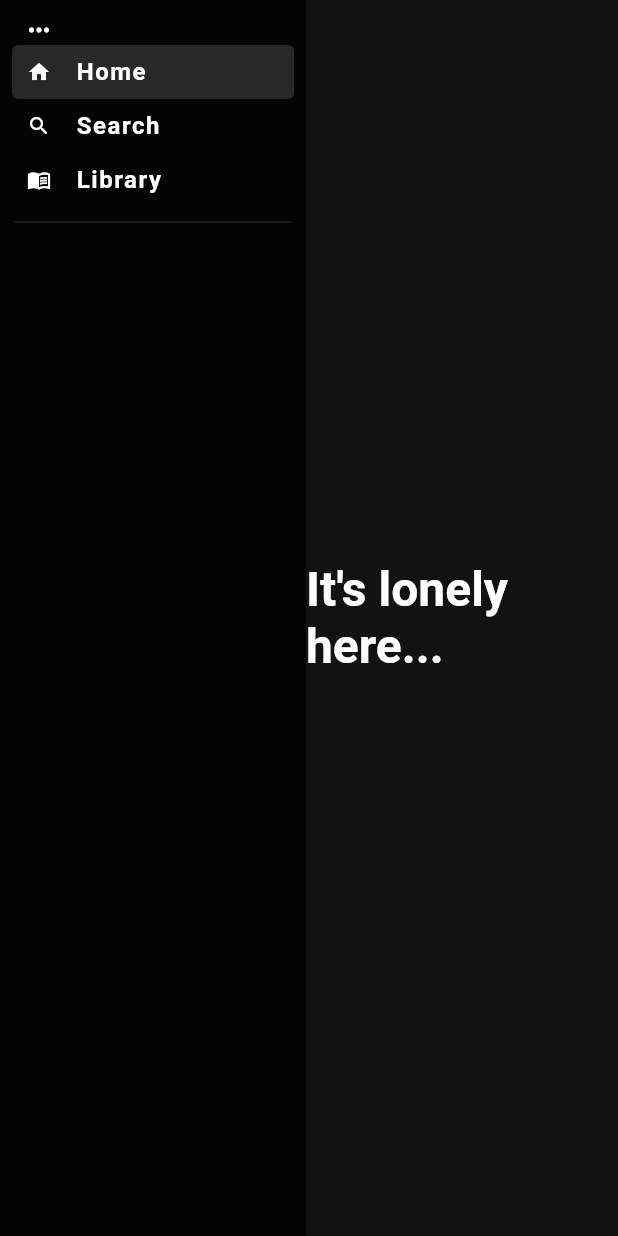
After one commit to UcGeorge/profound_god_library, a Flutter app: the Shell screen opened directly, on a phone screen of 412 x 824 dp. The commit adds this screen. Run offline on Flutter 3.47's test engine with Material 2 defaults, Android fonts, the phone set to English and light mode, and no system bars; our stand-ins replace animated_text_kit, connectivity_plus, font_awesome_flutter, shared_preferences; missing offline and left inert: bitsdojo_window; accounts and stored records are empty; Roboto replaces fonts that are missing (Montserrat); project files that could hold a hidden picture were left out.

Commit message:
A working skeleton

```diff
--- a/lib/Models/LocalStorage.dart
+++ b/lib/Models/LocalStorage.dart
@@ -1,6 +1,8 @@
 import 'dart:convert';
 import 'dart:io';
 import 'package:flutter/cupertino.dart';
+
+import 'Readable.dart';
 
 class LocalStorage extends ChangeNotifier {
   Directory? root;
@@ -25,7 +27,15 @@ class LocalStorage extends ChangeNotifier {
       if (!await dataFile!.exists()) {
         print("Creating data file");
         await dataFile!.create(recursive: true);
-        await dataFile!.writeAsString('{}');
+        await dataFile!.writeAsString(r'''
+          {
+            "Recent searches": [],
+            "Recents": [],
+            "Library": {
+                "Novel": {},
+                "Manga": {}
+            }
+          }''');
       }
 
       String contents = await dataFile!.readAsString();
@@ -43,4 +53,60 @@ class LocalStorage extends ChangeNotifier {
       print(ex);
     }
   }
+
+  List<Readable> getRecentSearches() {
+    List<Readable> rS = [];
+    List<dynamic> recentSearches = stateData!["Recent searches"];
+
+    for (Map<String, dynamic> a in recentSearches) {
+      String name = a["name"];
+      String coverImage = a["coverImage"];
+      ReadableType readableType =
+          a["type"] == "Novel" ? ReadableType.Novel : ReadableType.Manga;
+      rS.add(Readable(name, coverImage, readableType));
+    }
+    print("Returning $rS");
+    return rS;
+  }
+
+  List<Readable> getRecents() {
+    List<Readable> rS = [];
+    List<dynamic> recents = stateData!["Recents"];
+
+    for (Map<String, dynamic> a in recents) {
+      String name = a["name"];
+      String coverImage = a["coverImage"];
+      ReadableType readableType =
+          a["type"] == "Novel" ? ReadableType.Novel : ReadableType.Manga;
+      rS.add(Readable(name, coverImage, readableType));
+    }
+    print("Returning $rS");
+    return rS;
+  }
+
+  List<Readable> getShortcuts() {
+    List<Readable> rS = [];
+    Map<String, dynamic> mangaLibrary = stateData!["Library"]["Manga"];
+    Map<String, dynamic> novelLibrary = stateData!["Library"]["Novel"];
+
+    mangaLibrary.forEach((k, v) {
+      String name = k;
+      String coverImage = v["coverImage"];
+      ReadableType readableType =
+          v["type"] == "Novel" ? ReadableType.Novel : ReadableType.Manga;
+      rS.add(Readable(name, coverImage, readableType));
+    });
+
+    novelLibrary.forEach((k, v) {
+      String name = k;
+      String coverImage = v["coverImage"];
+      ReadableType readableType =
+          v["type"] == "Novel" ? ReadableType.Novel : ReadableType.Manga;
+      rS.add(Readable(name, coverImage, readableType));
+    });
+
+    rS.shuffle();
+    print("Returning $rS");
+    return rS;
+  }
 }
--- /dev/null
+++ b/lib/Models/Manga.dart
@@ -0,0 +1,10 @@
+import 'package:profoundgodlibrary/Models/Readable.dart';
+import 'Source.dart';
+
+class Manga extends Readable {
+  List<Chapter>? chapters;
+  Source? source;
+
+  Manga(String name, String coverPicture, {this.source, this.chapters})
+      : super(name, coverPicture, ReadableType.Manga);
+}
--- /dev/null
+++ b/lib/Models/Manganelo.dart
@@ -0,0 +1,6 @@
+import 'package:flutter/material.dart';
+import 'Manga.dart';
+
+class Manganelo extends ChangeNotifier {
+  List<Manga>? homepageManga;
+}
--- /dev/null
+++ b/lib/Models/Novel.dart
@@ -0,0 +1,10 @@
+import 'package:profoundgodlibrary/Models/Readable.dart';
+import 'package:profoundgodlibrary/Models/Source.dart';
+
+class Novel extends Readable {
+  List<Chapter>? chapters;
+  Source? source;
+
+  Novel(String name, String coverPicture, {this.source, this.chapters})
+      : super(name, coverPicture, ReadableType.Novel);
+}
--- /dev/null
+++ b/lib/Models/Readable.dart
@@ -0,0 +1,11 @@
+class Readable {
+  final String name;
+  String coverPicture;
+  ReadableType readableType;
+
+  Readable(this.name, this.coverPicture, this.readableType);
+}
+
+class Chapter {}
+
+enum ReadableType { Manga, Novel }
--- /dev/null
+++ b/lib/Models/SelectedMenu.dart
@@ -0,0 +1,10 @@
+import 'package:flutter/cupertino.dart';
+
+class SelectedMenu extends ChangeNotifier {
+  String selectedMenu = "Home";
+
+  select(String selection) {
+    selectedMenu = selection;
+    notifyListeners();
+  }
+}
--- /dev/null
+++ b/lib/Models/Source.dart
@@ -0,0 +1 @@
+enum Source { online, offline }
--- /dev/null
+++ b/lib/Views/HomeView.dart
@@ -0,0 +1,47 @@
+import 'package:flutter/material.dart';
+import 'package:profoundgodlibrary/Models/LocalStorage.dart';
+import 'package:profoundgodlibrary/Models/Readable.dart';
+import 'package:profoundgodlibrary/Models/WuxiaWorld.dart';
+import 'package:provider/provider.dart';
+
+class HomeView extends StatefulWidget {
+  const HomeView({Key? key}) : super(key: key);
+
+  @override
+  _HomeViewState createState() => _HomeViewState();
+}
+
+class _HomeViewState extends State<HomeView> {
+  List<Readable>? recents;
+  List<Readable>? recentSearches;
+  List<Readable>? shortcuts;
+
+  @override
+  void initState() {
+    super.initState();
+    recentSearches = context.read<LocalStorage>().getRecentSearches();
+    recents = context.read<LocalStorage>().getRecents();
+    shortcuts = context.read<LocalStorage>().getShortcuts();
+  }
+
+  @override
+  Widget build(BuildContext context) {
+    return recents!.isEmpty && recentSearches!.isEmpty && shortcuts!.isEmpty
+        ? Container(
+            child: Center(
+              child: Text(
+                "It's lonely here...",
+                style: Theme.of(context).textTheme.headline2,
+              ),
+            ),
+          )
+        : Container(
+            child: Center(
+              child: Text(
+                "There's some stuff here... apparently.\nRecents $recents\nRecent Searches $recentSearches\nShortcuts $shortcuts",
+                style: Theme.of(context).textTheme.headline2,
+              ),
+            ),
+          );
+  }
+}
--- /dev/null
+++ b/lib/Views/Shell.dart
@@ -0,0 +1,21 @@
+import 'package:flutter/material.dart';
+import 'package:profoundgodlibrary/Models/SelectedMenu.dart';
+import 'package:profoundgodlibrary/Widgets/MainPage.dart';
+import 'package:profoundgodlibrary/Widgets/SideBar.dart';
+import 'package:provider/src/provider.dart';
+
+import 'HomeView.dart';
+
+class Shell extends StatelessWidget {
+  @override
+  Widget build(BuildContext context) {
+    return Scaffold(
+      body: Row(
+        children: [
+          SideBar(),
+          Expanded(child: MainPage()),
+        ],
+      ),
+    );
+  }
+}
--- /dev/null
+++ b/lib/Widgets/MainPage.dart
@@ -0,0 +1,24 @@
+import 'package:flutter/material.dart';
+import 'package:profoundgodlibrary/Models/SelectedMenu.dart';
+import 'package:profoundgodlibrary/Views/HomeView.dart';
+import 'package:provider/src/provider.dart';
+
+class MainPage extends StatelessWidget {
+  const MainPage({Key? key}) : super(key: key);
+
+  @override
+  Widget build(BuildContext context) {
+    final selected = context.watch<SelectedMenu>().selectedMenu;
+
+    switch (selected) {
+      case "Home":
+        return HomeView();
+      case "Search":
+        return Container();
+      case "Library":
+        return Container();
+      default:
+        return Container();
+    }
+  }
+}
--- /dev/null
+++ b/lib/Widgets/SideBar.dart
@@ -0,0 +1,163 @@
+import 'package:flutter/material.dart';
+import 'package:font_awesome_flutter/font_awesome_flutter.dart';
+import 'package:profoundgodlibrary/Models/SelectedMenu.dart';
+import 'package:provider/src/provider.dart';
+
+class SideBar extends StatelessWidget {
+  @override
+  Widget build(BuildContext context) {
+    final selected = context.watch<SelectedMenu>().selectedMenu;
+
+    return Container(
+      decoration: BoxDecoration(
+        color: Color(0xFF040404),
+      ),
+      height: double.infinity,
+      width: 204.0,
+      child: Column(
+        crossAxisAlignment: CrossAxisAlignment.start,
+        children: [
+          Padding(
+            padding: EdgeInsets.only(top: 10, left: 16),
+            child: Icon(
+              Icons.more_horiz,
+              size: 20,
+            ),
+          ),
+          Center(
+            child: Container(
+              height: 36,
+              width: 188,
+              decoration: BoxDecoration(
+                color: selected == "Home" ? Color(0xFF282828) : null,
+                borderRadius: BorderRadius.circular(4),
+              ),
+              child: InkWell(
+                onTap: () {
+                  if (selected != "Home") {
+                    context.read<SelectedMenu>().select("Home");
+                  }
+                },
+                child: Center(
+                  child: Row(
+                    crossAxisAlignment: CrossAxisAlignment.center,
+                    children: [
+                      SizedBox(
+                        width: 10,
+                      ),
+                      Icon(
+                        Icons.home,
+                        size: 16,
+                      ),
+                      SizedBox(
+                        width: 16.7,
+                      ),
+                      Text(
+                        "Home",
+                        style: Theme.of(context)
+                            .textTheme
+                            .headline2!
+                            .copyWith(fontSize: 16, letterSpacing: 1),
+                      ),
+                    ],
+                  ),
+                ),
+              ),
+            ),
+          ),
+          Center(
+            child: Container(
+              height: 36,
+              width: 188,
+              decoration: BoxDecoration(
+                color: selected == "Search" ? Color(0xFF282828) : null,
+                borderRadius: BorderRadius.circular(4),
+              ),
+              child: InkWell(
+                onTap: () {
+                  if (selected != "Search") {
+                    context.read<SelectedMenu>().select("Search");
+                  }
+                },
+                child: Center(
+                  child: Row(
+                    crossAxisAlignment: CrossAxisAlignment.center,
+                    children: [
+                      SizedBox(
+                        width: 10,
+                      ),
+                      Icon(
+                        Icons.search_rounded,
+                        size: 16,
+                      ),
+                      SizedBox(
+                        width: 16.7,
+                      ),
+                      Text(
+                        "Search",
+                        style: Theme.of(context)
+                            .textTheme
+                            .headline2!
+                            .copyWith(fontSize: 16, letterSpacing: 1),
+                      ),
+                    ],
+                  ),
+                ),
+              ),
+            ),
+          ),
+          Center(
+            child: Container(
+              height: 36,
+              width: 188,
+              decoration: BoxDecoration(
+                color: selected == "Library" ? Color(0xFF282828) : null,
+                borderRadius: BorderRadius.circular(4),
+              ),
+              child: InkWell(
+                onTap: () {
+                  if (selected != "Library") {
+                    context.read<SelectedMenu>().select("Library");
+                  }
+                },
+                child: Center(
+                  child: Row(
+                    crossAxisAlignment: CrossAxisAlignment.center,
+                    children: [
+                      SizedBox(
+                        width: 10,
+                      ),
+                      Icon(
+                        Icons.menu_book,
+                        size: 16,
+                      ),
+                      SizedBox(
+                        width: 16.7,
+                      ),
+                      Text(
+                        "Library",
+                        style: Theme.of(context)
+                            .textTheme
+                            .headline2!
+                            .copyWith(fontSize: 16, letterSpacing: 1),
+                      ),
+                    ],
+                  ),
+                ),
+              ),
+            ),
+          ),
+          Container(
+            padding: EdgeInsets.all(9.5),
+            child: Divider(
+              color: Color(0xFF303030),
+              height: 1,
+            ),
+          ),
+          //More stufffffffffff
+          SizedBox.shrink(),
+        ],
+      ),
+    );
+  }
+}
--- a/pubspec.yaml
+++ b/pubspec.yaml
@@ -22,6 +22,8 @@ dependencies:
   # window_utils: ^1.0.2
   bitsdojo_window: ^0.1.1+1
   provider: ^5.0.0
+  connectivity_plus: ^1.0.4
+  html: ^0.15.0
 
 dev_dependencies:
   flutter_test:
```
Also changed, not shown: lib/Models/Network.dart (added, +24 -0 lines), lib/Models/WuxiaWorld.dart (added, +35 -0 lines), lib/Views/splash_view.dart (+21 -5 lines), lib/data/jsonModels.dart (added, +43 -0 lines), lib/main.dart (+14 -8 lines), pubspec.lock, 3 other files.
